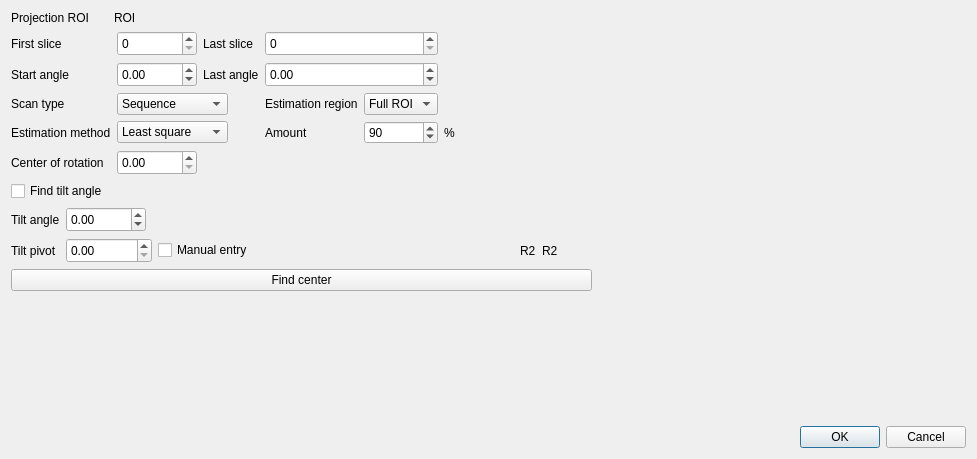
This is applications/muhrec3/src/configuregeometrydialog.ui in neutronimaging/imagingsuite as Qt 5 draws it before an edit. The edited form follows.
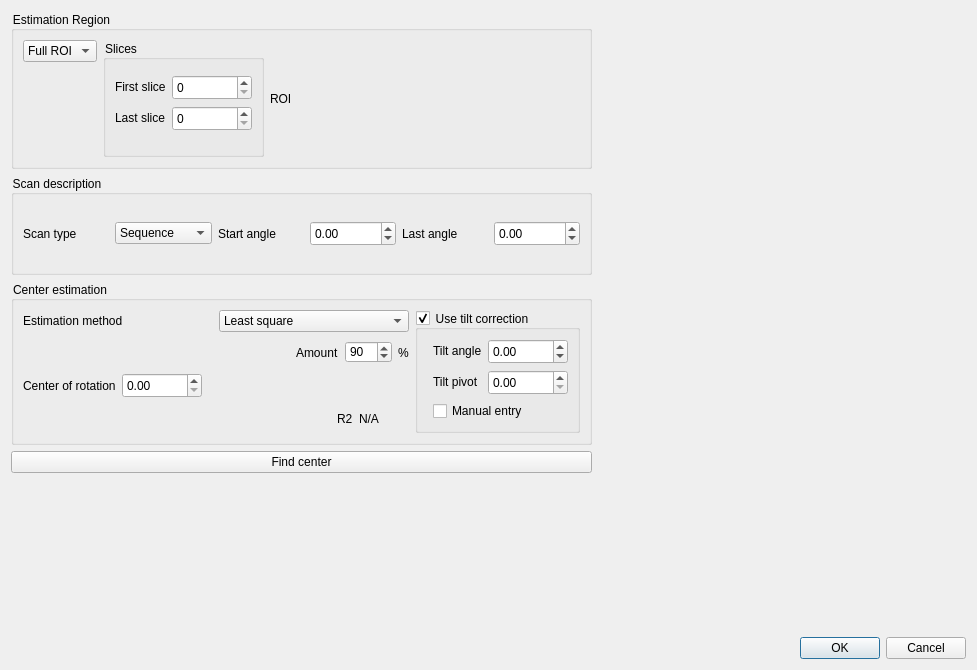
This is the edited form. Custom widgets are drawn as their Qt base class.

Commit message: Revised the dialog design into more logical blocks. Added tool tip info

What changed in the file:
```diff
--- a/applications/muhrec3/src/configuregeometrydialog.ui
+++ b/applications/muhrec3/src/configuregeometrydialog.ui
@@ -7,9 +7,15 @@
     <x>0</x>
     <y>0</y>
     <width>977</width>
-    <height>459</height>
+    <height>670</height>
    </rect>
   </property>
+  <property name="minimumSize">
+   <size>
+    <width>0</width>
+    <height>0</height>
+   </size>
+  </property>
   <property name="windowTitle">
    <string>Configure geometry</string>
   </property>
@@ -19,31 +25,89 @@
      <item>
       <layout class="QVBoxLayout" name="verticalLayout">
        <item>
-        <layout class="QGridLayout" name="gridLayout_3">
-         <item row="0" column="0">
-          <widget class="QLabel" name="label">
+        <widget class="QGroupBox" name="groupBox">
+         <property name="minimumSize">
+          <size>
+           <width>0</width>
+           <height>0</height>
+          </size>
+         </property>
+         <property name="styleSheet">
+          <string notr="true">QGroupBox {font-size:13}</string>
+         </property>
+         <property name="title">
+          <string>Estimation Region</string>
+         </property>
+         <layout class="QHBoxLayout" name="horizontalLayout_6">
+          <item>
+           <layout class="QHBoxLayout" name="horizontalLayout_5">
+            <item>
+             <layout class="QVBoxLayout" name="verticalLayout_6">
+              <item>
+               <widget class="QComboBox" name="comboROISelection">
+                <property name="toolTip">
+                 <string>Select ROI to use for the estimate. Sometimes the full ROI deliver misleading results.</string>
+                </property>
+                <property name="styleSheet">
+                 <string notr="true"/>
+                </property>
+                <item>
            <property name="text">
-            <string>Projection ROI</string>
-           </property>
-          </widget>
-         </item>
-         <item row="0" column="1">
-          <widget class="QLabel" name="label_ProjROI">
+                  <string>Full ROI</string>
+                 </property>
+                </item>
+                <item>
            <property name="text">
-            <string>ROI</string>
-           </property>
-          </widget>
-         </item>
-         <item row="1" column="0" colspan="2">
-          <layout class="QGridLayout" name="gridLayout_2">
+                  <string>Slices</string>
+                 </property>
+                </item>
+               </widget>
+              </item>
+              <item>
+               <spacer name="verticalSpacer_2">
+                <property name="orientation">
+                 <enum>Qt::Vertical</enum>
+                </property>
+                <property name="sizeHint" stdset="0">
+                 <size>
+                  <width>20</width>
+                  <height>40</height>
+                 </size>
+                </property>
+               </spacer>
+              </item>
+             </layout>
+            </item>
+            <item>
+             <widget class="QGroupBox" name="groupBoxSlices">
+              <property name="minimumSize">
+               <size>
+                <width>0</width>
+                <height>100</height>
+               </size>
+              </property>
+              <property name="title">
+               <string>Slices</string>
+              </property>
+              <layout class="QFormLayout" name="formLayout_3">
            <item row="0" column="0">
+                <layout class="QVBoxLayout" name="verticalLayout_3"/>
+               </item>
+               <item row="2" column="0">
+                <widget class="QLabel" name="label_4">
+                 <property name="text">
+                  <string>Last slice</string>
+                 </property>
+                </widget>
+               </item>
+               <item row="1" column="0">
             <widget class="QLabel" name="label_3">
              <property name="text">
               <string>First slice</string>
              </property>
             </widget>
            </item>
-           <item row="0" column="1">
+               <item row="1" column="1">
             <widget class="QSpinBox" name="spinSliceFirst">
              <property name="minimumSize">
               <size>
@@ -56,14 +120,7 @@
              </property>
             </widget>
            </item>
-           <item row="0" column="2" colspan="2">
-            <widget class="QLabel" name="label_4">
-             <property name="text">
-              <string>Last slice</string>
-             </property>
-            </widget>
-           </item>
-           <item row="0" column="4" colspan="2">
+               <item row="2" column="1">
             <widget class="QSpinBox" name="spinSliceLast">
              <property name="minimumSize">
               <size>
@@ -76,8 +133,18 @@
              </property>
             </widget>
            </item>
-           <item row="0" column="6">
-            <spacer name="horizontalSpacer">
+              </layout>
+             </widget>
+            </item>
+            <item>
+             <widget class="QLabel" name="label_ProjROI">
+              <property name="text">
+               <string>ROI</string>
+              </property>
+             </widget>
+            </item>
+            <item>
+             <spacer name="horizontalSpacer_5">
              <property name="orientation">
               <enum>Qt::Horizontal</enum>
              </property>
@@ -89,14 +156,60 @@
              </property>
             </spacer>
            </item>
-           <item row="1" column="0">
+           </layout>
+          </item>
+         </layout>
+        </widget>
+       </item>
+       <item>
+        <widget class="QGroupBox" name="groupBox_3">
+         <property name="minimumSize">
+          <size>
+           <width>0</width>
+           <height>100</height>
+          </size>
+         </property>
+         <property name="styleSheet">
+          <string notr="true">QGroupBox {font-size:13}</string>
+         </property>
+         <property name="title">
+          <string>Scan description</string>
+         </property>
+         <layout class="QVBoxLayout" name="verticalLayout_5">
+          <item>
+           <layout class="QHBoxLayout" name="horizontalLayout_2">
+            <item>
+             <widget class="QLabel" name="label_5">
+              <property name="text">
+               <string>Scan type</string>
+              </property>
+             </widget>
+            </item>
+            <item>
+             <widget class="QComboBox" name="comboScanType">
+              <property name="toolTip">
+               <string>Scanning secquence. Needed to find opposite projection.</string>
+              </property>
+              <item>
+               <property name="text">
+                <string>Sequence</string>
+               </property>
+              </item>
+              <item>
+               <property name="text">
+                <string>Golden ratio</string>
+               </property>
+              </item>
+             </widget>
+            </item>
+            <item>
             <widget class="QLabel" name="label_6">
              <property name="text">
               <string>Start angle</string>
              </property>
             </widget>
            </item>
-           <item row="1" column="1">
+            <item>
             <widget class="QDoubleSpinBox" name="dspinAngleFirst">
              <property name="minimumSize">
               <size>
@@ -112,14 +225,14 @@
              </property>
             </widget>
            </item>
-           <item row="1" column="2" colspan="2">
+            <item>
             <widget class="QLabel" name="label_7">
              <property name="text">
               <string>Last angle</string>
              </property>
             </widget>
            </item>
-           <item row="1" column="4" colspan="2">
+            <item>
             <widget class="QDoubleSpinBox" name="dspinAngleLast">
              <property name="minimumSize">
               <size>
@@ -135,48 +248,34 @@
              </property>
             </widget>
            </item>
-           <item row="1" column="6">
-            <spacer name="horizontalSpacer_3">
-             <property name="orientation">
-              <enum>Qt::Horizontal</enum>
-             </property>
-             <property name="sizeHint" stdset="0">
-              <size>
-               <width>40</width>
-               <height>20</height>
-              </size>
-             </property>
-            </spacer>
-           </item>
-           <item row="2" column="0">
-            <widget class="QLabel" name="label_5">
-             <property name="text">
-              <string>Scan type</string>
-             </property>
-            </widget>
-           </item>
-           <item row="2" column="1" colspan="2">
-            <widget class="QComboBox" name="comboScanType">
+           </layout>
+          </item>
+         </layout>
+        </widget>
+       </item>
              <item>
-              <property name="text">
-               <string>Sequence</string>
-              </property>
-             </item>
-             <item>
-              <property name="text">
-               <string>Golden ratio</string>
-              </property>
-             </item>
-            </widget>
-           </item>
-           <item row="3" column="0">
+        <widget class="QGroupBox" name="groupBox_2">
+         <property name="styleSheet">
+          <string notr="true">QGroupBox {font-size:13}</string>
+         </property>
+         <property name="title">
+          <string>Center estimation</string>
+         </property>
+         <layout class="QHBoxLayout" name="horizontalLayout_4">
+          <item>
+           <layout class="QHBoxLayout" name="horizontalLayout_3">
+            <item>
+             <layout class="QVBoxLayout" name="verticalLayout_4">
+              <item>
+               <layout class="QHBoxLayout" name="horizontalLayout_9">
+                <item>
             <widget class="QLabel" name="label_11">
              <property name="text">
               <string>Estimation method</string>
              </property>
             </widget>
            </item>
-           <item row="3" column="1" colspan="2">
+                <item>
             <widget class="QComboBox" name="comboEstimatationMethod">
              <item>
               <property name="text">
@@ -190,78 +289,31 @@
              </item>
             </widget>
            </item>
-           <item row="4" column="0">
-            <widget class="QLabel" name="label_8">
-             <property name="text">
-              <string>Center of rotation</string>
-             </property>
-            </widget>
-           </item>
-           <item row="4" column="1">
-            <widget class="QDoubleSpinBox" name="dspinCenterRotation">
-             <property name="minimumSize">
-              <size>
-               <width>80</width>
-               <height>25</height>
-              </size>
-             </property>
-             <property name="maximum">
-              <double>9999.000000000000000</double>
-             </property>
-             <property name="singleStep">
-              <double>0.100000000000000</double>
-             </property>
-            </widget>
-           </item>
-           <item row="4" column="2" colspan="5">
-            <spacer name="horizontalSpacer_2">
+               </layout>
+              </item>
+              <item>
+               <layout class="QHBoxLayout" name="horizontalLayout_8">
+                <item>
+                 <spacer name="horizontalSpacer_3">
              <property name="orientation">
               <enum>Qt::Horizontal</enum>
              </property>
              <property name="sizeHint" stdset="0">
               <size>
-               <width>248</width>
+                    <width>40</width>
                <height>20</height>
               </size>
              </property>
             </spacer>
            </item>
-           <item row="2" column="4">
-            <widget class="QLabel" name="label_9">
-             <property name="text">
-              <string>Estimation region</string>
-             </property>
-            </widget>
-           </item>
-           <item row="2" column="5">
-            <widget class="QComboBox" name="comboROISelection">
              <item>
-              <property name="text">
-               <string>Full ROI</string>
-              </property>
-             </item>
-             <item>
-              <property name="text">
-               <string>Slices</string>
-              </property>
-             </item>
-            </widget>
-           </item>
-           <item row="3" column="4">
             <widget class="QLabel" name="label_2">
              <property name="text">
               <string>Amount</string>
              </property>
             </widget>
            </item>
-           <item row="3" column="6">
-            <widget class="QLabel" name="label_10">
-             <property name="text">
-              <string>%</string>
-             </property>
-            </widget>
-           </item>
-           <item row="3" column="5">
+                <item>
             <widget class="QSpinBox" name="spinPercentage">
              <property name="toolTip">
               <string>Percentage of the center estimates to use in the regression. This provides a more robust estimate for samples with low contrast regions or gaps</string>
@@ -277,45 +329,84 @@
              </property>
             </widget>
            </item>
-          </layout>
-         </item>
-         <item row="2" column="0">
-          <widget class="QCheckBox" name="checkUseTilt">
+                <item>
+                 <widget class="QLabel" name="label_10">
+                  <property name="text">
+                   <string>%</string>
+                  </property>
+                 </widget>
+                </item>
+               </layout>
+              </item>
+              <item>
+               <layout class="QHBoxLayout" name="horizontalLayout_7">
+                <item>
+                 <widget class="QLabel" name="label_8">
            <property name="text">
-            <string>Find tilt angle</string>
+                   <string>Center of rotation</string>
            </property>
           </widget>
          </item>
-         <item row="2" column="1">
-          <spacer name="horizontalSpacer_8">
+                <item>
+                 <widget class="QDoubleSpinBox" name="dspinCenterRotation">
+                  <property name="minimumSize">
+                   <size>
+                    <width>80</width>
+                    <height>25</height>
+                   </size>
+                  </property>
+                  <property name="toolTip">
+                   <string>The center of rotation</string>
+                  </property>
+                  <property name="maximum">
+                   <double>9999.000000000000000</double>
+                  </property>
+                  <property name="singleStep">
+                   <double>0.100000000000000</double>
+                  </property>
+                 </widget>
+                </item>
+                <item>
+                 <spacer name="horizontalSpacer_2">
            <property name="orientation">
             <enum>Qt::Horizontal</enum>
            </property>
            <property name="sizeHint" stdset="0">
             <size>
-             <width>328</width>
+                    <width>40</width>
              <height>20</height>
             </size>
            </property>
           </spacer>
          </item>
-         <item row="3" column="0" colspan="2">
-          <layout class="QGridLayout" name="gridTilt">
-           <item row="2" column="0">
-            <widget class="QLabel" name="labelTiltPivot">
-             <property name="text">
-              <string>Tilt pivot</string>
-             </property>
-            </widget>
-           </item>
-           <item row="2" column="3">
-            <widget class="QCheckBox" name="checkBox_ManualTiltPivotEntry">
+               </layout>
+              </item>
+              <item>
+               <layout class="QHBoxLayout" name="horizontalLayout_11">
+                <item>
+                 <spacer name="horizontalSpacer">
+                  <property name="orientation">
+                   <enum>Qt::Horizontal</enum>
+                  </property>
+                  <property name="sizeHint" stdset="0">
+                   <size>
+                    <width>40</width>
+                    <height>20</height>
+                   </size>
+                  </property>
+                 </spacer>
+                </item>
+                <item>
+                 <widget class="QLabel" name="label_13">
+                  <property name="styleSheet">
+                   <string notr="true">QLabel {qproperty-alignment: AlignBottom;}</string>
+                  </property>
              <property name="text">
-              <string>Manual entry</string>
+                   <string>R2</string>
              </property>
             </widget>
            </item>
-           <item row="2" column="6">
+                <item>
             <widget class="QLabel" name="labelR2">
              <property name="minimumSize">
               <size>
@@ -323,11 +414,38 @@
                <height>0</height>
               </size>
              </property>
+                  <property name="styleSheet">
+                   <string notr="true">QLabel {qproperty-alignment: AlignBottom;}</string>
+                  </property>
              <property name="text">
-              <string>R2</string>
+                   <string>N/A</string>
              </property>
             </widget>
            </item>
+               </layout>
+              </item>
+             </layout>
+            </item>
+            <item>
+             <widget class="QGroupBox" name="groupUseTilt">
+              <property name="minimumSize">
+               <size>
+                <width>0</width>
+                <height>0</height>
+               </size>
+              </property>
+              <property name="styleSheet">
+               <string notr="true">QGroupBox {font-size:13}</string>
+              </property>
+              <property name="title">
+               <string>Use tilt correction</string>
+              </property>
+              <property name="checkable">
+               <bool>true</bool>
+              </property>
+              <layout class="QFormLayout" name="formLayout_2">
+               <item row="1" column="1">
+                <layout class="QFormLayout" name="formLayout">
            <item row="0" column="0">
             <widget class="QLabel" name="labelTiltAngle">
              <property name="text">
@@ -354,33 +472,14 @@
              </property>
             </widget>
            </item>
-           <item row="2" column="4">
-            <spacer name="horizontalSpacer_5">
-             <property name="orientation">
-              <enum>Qt::Horizontal</enum>
-             </property>
-             <property name="sizeHint" stdset="0">
-              <size>
-               <width>40</width>
-               <height>20</height>
-              </size>
-             </property>
-            </spacer>
-           </item>
-           <item row="0" column="2" colspan="5">
-            <spacer name="horizontalSpacer_4">
-             <property name="orientation">
-              <enum>Qt::Horizontal</enum>
-             </property>
-             <property name="sizeHint" stdset="0">
-              <size>
-               <width>248</width>
-               <height>20</height>
-              </size>
-             </property>
-            </spacer>
-           </item>
-           <item row="2" column="1" colspan="2">
+                 <item row="1" column="0">
+                  <widget class="QLabel" name="labelTiltPivot">
+                   <property name="text">
+                    <string>Tilt pivot</string>
+                   </property>
+                  </widget>
+                 </item>
+                 <item row="1" column="1">
             <widget class="QDoubleSpinBox" name="dspinTiltPivot">
              <property name="minimumSize">
               <size>
@@ -393,16 +492,25 @@
              </property>
             </widget>
            </item>
-           <item row="2" column="5">
-            <widget class="QLabel" name="label_13">
+                </layout>
+               </item>
+               <item row="2" column="1">
+                <widget class="QCheckBox" name="checkBox_ManualTiltPivotEntry">
+                 <property name="toolTip">
+                  <string>You can also enter the tilt maunally.</string>
+                 </property>
              <property name="text">
-              <string>R2</string>
+                  <string>Manual entry</string>
              </property>
             </widget>
            </item>
           </layout>
-         </item>
-        </layout>
+             </widget>
+            </item>
+           </layout>
+          </item>
+         </layout>
+        </widget>
        </item>
        <item>
         <widget class="QPushButton" name="buttonFindCenter">
```
Left out of the diff: 27 changed lines with no effect on the pictures. Lines whose indentation alone changed are shown as unchanged. The commit also changes 2 other files.
